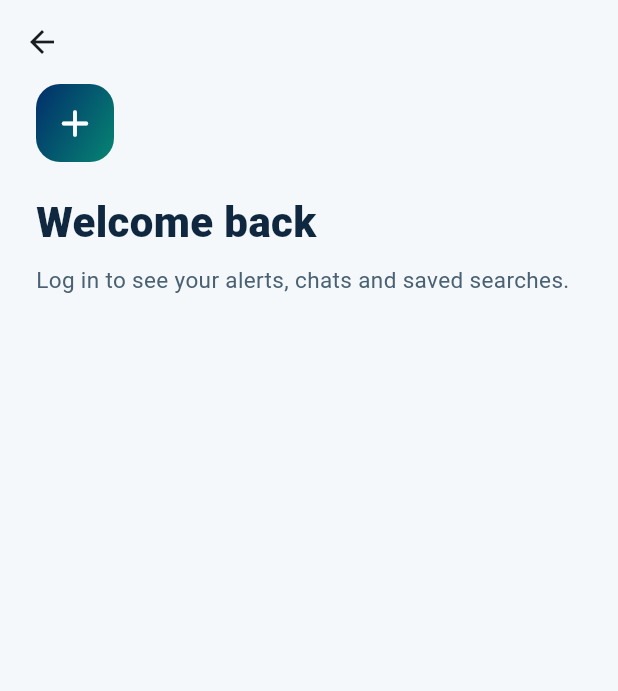
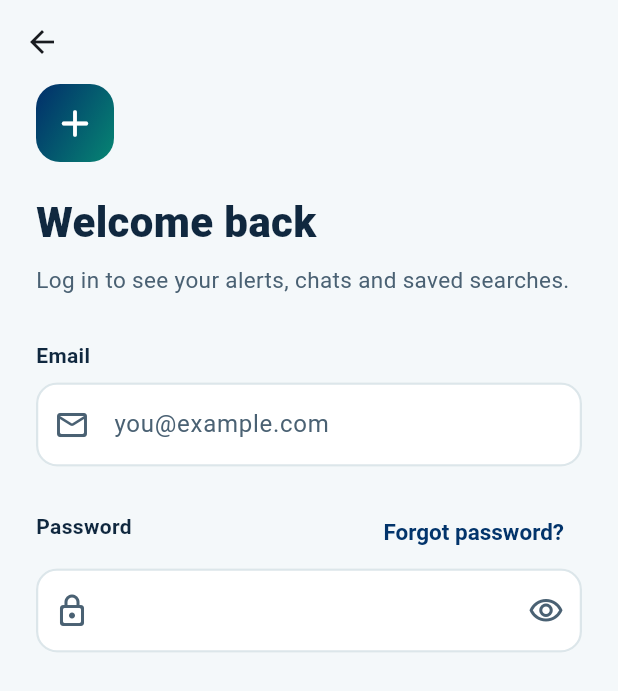
Before and after one commit to MedLinkEG/MedLink, a Flutter app: the LoginScreen screen opened directly, on a phone screen of 412 x 824 dp. Shown: the top 691 px of the screen. Run offline on Flutter 3.47's test engine with Material 3 defaults, Android fonts, the phone set to English and light mode, and no system bars; our stand-ins replace dio, flutter_riverpod, flutter_secure_storage, go_router, shared_preferences; accounts and stored records are empty.

Commit message:
feat(auth-login): add email field and password field

```diff
--- /dev/null
+++ b/mobile/lib/core/utils/validators.dart
@@ -0,0 +1,14 @@
+import 'package:medlink/l10n/generated/app_localizations.dart';
+
+abstract final class Validators {
+  static final RegExp _email = RegExp(r'^[^@\s]+@[^@\s]+\.[^@\s]+$');
+
+  static bool isEmail(String value) => _email.hasMatch(value.trim());
+}
+
+String? _validateEmail(String? value, AppLocalizations l10n) {
+  final email = value?.trim() ?? '';
+  if (email.isEmpty) return l10n.emailRequired;
+  if (!Validators.isEmail(email)) return l10n.emailInvalid;
+  return null;
+}
--- a/mobile/lib/features/auth/presentation/screens/login_screen.dart
+++ b/mobile/lib/features/auth/presentation/screens/login_screen.dart
@@ -3,17 +3,48 @@ import 'package:medlink/core/constants/app_icons.dart';
 import 'package:medlink/core/theme/app_colors.dart';
 import 'package:medlink/core/theme/app_sizes.dart';
 import 'package:medlink/core/theme/app_text_styles.dart';
+import 'package:medlink/core/utils/validators.dart';
 import 'package:medlink/l10n/generated/app_localizations.dart';
 
 
-class LoginScreen extends StatelessWidget {
+class LoginScreen extends StatefulWidget {
   const LoginScreen({super.key});
+
+  @override
+  State<LoginScreen> createState() => _LoginScreenState();
+}
+
+class _LoginScreenState extends State<LoginScreen> {
+  final _formKey = GlobalKey<FormState>();
+  final _emailController = TextEditingController();
+  final _passwordController = TextEditingController();
+  bool _hidePassword = true;
+
+  @override
+  void dispose() {
+    _emailController.dispose();
+    _passwordController.dispose();
+    super.dispose();
+  }
+
+  String? _validateEmail(String? value, AppLocalizations l10n) {
+    final email = value?.trim() ?? '';
+    if (email.isEmpty) return l10n.emailRequired;
+    if (!Validators.isEmail(email)) return l10n.emailInvalid;
+    return null;
+  }
+
+  String? _validatePassword(String? value, AppLocalizations l10n) {
+    if (value == null || value.isEmpty) return l10n.passwordRequired;
+    return null;
+  }
 
   @override
   Widget build(BuildContext context) {
     final l10n = AppLocalizations.of(context);
 
     return Scaffold(
+      // Shows a back arrow automatically when opened from Welcome.
       appBar: AppBar(
         backgroundColor: AppColors.background,
         scrolledUnderElevation: 0,
@@ -26,9 +57,12 @@ class LoginScreen extends StatelessWidget {
             AppSpacing.xxl,
             AppSpacing.xxl,
           ),
+          child: Form(
+            key: _formKey,
             child: Column(
               crossAxisAlignment: CrossAxisAlignment.stretch,
               children: [
+                // 1. Header.
                 const Align(
                   alignment: AlignmentDirectional.centerStart,
                   child: _LogoTile(),
@@ -38,7 +72,58 @@ class LoginScreen extends StatelessWidget {
                 const SizedBox(height: AppSpacing.sm),
                 Text(l10n.loginSubtitle, style: AppTextStyles.screenSubtitle),
                 const SizedBox(height: AppSpacing.xxxl),
+
+                // 2. Email.
+                _FieldLabel(l10n.emailLabel),
+                TextFormField(
+                  controller: _emailController,
+                  keyboardType: TextInputType.emailAddress,
+                  textInputAction: TextInputAction.next,
+                  autofillHints: const [AutofillHints.email],
+                  autocorrect: false,
+                  decoration: InputDecoration(
+                    hintText: l10n.emailHint,
+                    prefixIcon: const Icon(AppIcons.email),
+                  ),
+                  validator: (value) => _validateEmail(value, l10n),
+                ),
+                const SizedBox(height: AppSpacing.xl),
+
+                // 3. Password, with Forgot password on the same line.
+                Row(
+                  children: [
+                    Expanded(child: _FieldLabel(l10n.passwordLabel)),
+                    TextButton(
+                      onPressed: () {}, // TODO(team): open Forgot password.
+                      child: Text(l10n.forgotPassword),
+                    ),
                   ],
+                ),
+                TextFormField(
+                  controller: _passwordController,
+                  obscureText: _hidePassword,
+                  textInputAction: TextInputAction.done,
+                  autofillHints: const [AutofillHints.password],
+                  decoration: InputDecoration(
+                    prefixIcon: const Icon(AppIcons.lock),
+                    suffixIcon: IconButton(
+                      onPressed: () =>
+                          setState(() => _hidePassword = !_hidePassword),
+                      tooltip: _hidePassword
+                          ? l10n.showPassword
+                          : l10n.hidePassword,
+                      icon: Icon(
+                        _hidePassword
+                            ? AppIcons.showPassword
+                            : AppIcons.hidePassword,
+                      ),
+                    ),
+                  ),
+                  validator: (value) => _validatePassword(value, l10n),
+                ),
+                const SizedBox(height: AppSpacing.xxl),
+              ],
+            ),
           ),
         ),
       ),
@@ -46,6 +131,7 @@ class LoginScreen extends StatelessWidget {
   }
 }
 
+/// The brand tile at the top: a white plus on the navy-to-teal gradient.
 class _LogoTile extends StatelessWidget {
   const _LogoTile();
 
@@ -66,3 +152,18 @@ class _LogoTile extends StatelessWidget {
     );
   }
 }
+
+/// Bold label above a field.
+class _FieldLabel extends StatelessWidget {
+  const _FieldLabel(this.text);
+
+  final String text;
+
+  @override
+  Widget build(BuildContext context) {
+    return Padding(
+      padding: const EdgeInsets.only(bottom: AppSpacing.sm),
+      child: Text(text, style: AppTextStyles.fieldLabel),
+    );
+  }
+}
```
Lines whose indentation alone changed are shown as unchanged.
